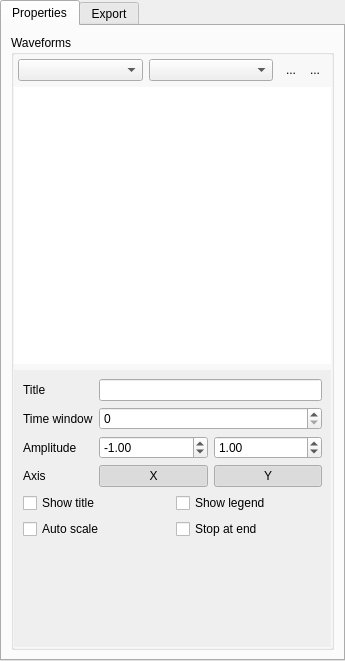
Above: private/plotsettings.ui from QkThings/qkwidget before the change. Below: the same form after it.
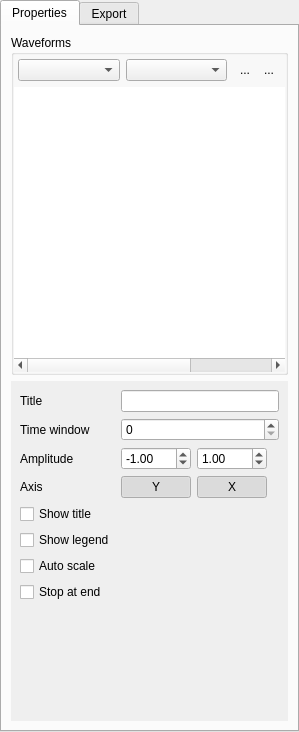
That is the form after the change. Icons and pictures are not drawn. Custom widgets are drawn as their Qt base class.

Diff of the .ui file:
```diff
--- a/private/plotsettings.ui
+++ b/private/plotsettings.ui
@@ -6,8 +6,8 @@
    <rect>
     <x>0</x>
     <y>0</y>
-    <width>345</width>
-    <height>661</height>
+    <width>299</width>
+    <height>732</height>
    </rect>
   </property>
   <property name="windowTitle">
@@ -162,6 +162,9 @@
             <column/>
            </widget>
           </item>
+         </layout>
+        </widget>
+       </item>
           <item>
            <widget class="QScrollArea" name="scrollArea">
             <property name="frameShape">
@@ -178,13 +181,14 @@
               <rect>
                <x>0</x>
                <y>0</y>
-               <width>317</width>
-               <height>274</height>
-              </rect>
-             </property>
-             <layout class="QVBoxLayout" name="verticalLayout_5">
-              <item>
+            <width>277</width>
+            <height>339</height>
+           </rect>
+          </property>
                <layout class="QFormLayout" name="formLayout">
+           <property name="fieldGrowthPolicy">
+            <enum>QFormLayout::AllNonFixedFieldsGrow</enum>
+           </property>
                 <item row="0" column="0">
                  <widget class="QLabel" name="labelTitle">
                   <property name="text">
@@ -203,18 +207,14 @@
                  </widget>
                 </item>
                 <item row="1" column="1">
-                 <layout class="QHBoxLayout" name="horizontalLayout_6">
-                  <item>
                    <widget class="QSpinBox" name="spinTimeWindow">
-                    <property name="sizePolicy">
-                     <sizepolicy hsizetype="Expanding" vsizetype="Fixed">
-                      <horstretch>0</horstretch>
-                      <verstretch>0</verstretch>
-                     </sizepolicy>
-                    </property>
-                   </widget>
-                  </item>
-                 </layout>
+             <property name="baseSize">
+              <size>
+               <width>80</width>
+               <height>0</height>
+              </size>
+             </property>
+            </widget>
                 </item>
                 <item row="2" column="0">
                  <widget class="QLabel" name="label_5">
@@ -233,6 +233,12 @@
                       <verstretch>0</verstretch>
                      </sizepolicy>
                     </property>
+               <property name="maximumSize">
+                <size>
+                 <width>70</width>
+                 <height>16777215</height>
+                </size>
+               </property>
                     <property name="decimals">
                      <number>2</number>
                     </property>
@@ -258,6 +264,12 @@
                       <verstretch>0</verstretch>
                      </sizepolicy>
                     </property>
+               <property name="maximumSize">
+                <size>
+                 <width>70</width>
+                 <height>16777215</height>
+                </size>
+               </property>
                     <property name="decimals">
                      <number>2</number>
                     </property>
@@ -287,20 +299,13 @@
                 <item row="3" column="1">
                  <layout class="QHBoxLayout" name="horizontalLayout_9">
                   <item>
-                   <widget class="QPushButton" name="pushButton">
-                    <property name="text">
-                     <string>X</string>
-                    </property>
-                    <property name="checkable">
-                     <bool>true</bool>
-                    </property>
-                    <property name="checked">
-                     <bool>true</bool>
-                    </property>
-                   </widget>
-                  </item>
-                  <item>
-                   <widget class="QPushButton" name="pushButton_2">
+              <widget class="QPushButton" name="buttonShowY">
+               <property name="maximumSize">
+                <size>
+                 <width>70</width>
+                 <height>16777215</height>
+                </size>
+               </property>
                     <property name="text">
                      <string>Y</string>
                     </property>
@@ -312,34 +317,49 @@
                     </property>
                    </widget>
                   </item>
-                 </layout>
-                </item>
-               </layout>
-              </item>
               <item>
-               <layout class="QGridLayout" name="gridLayout">
-                <item row="0" column="0">
+              <widget class="QPushButton" name="buttonShowX">
+               <property name="maximumSize">
+                <size>
+                 <width>70</width>
+                 <height>16777215</height>
+                </size>
+               </property>
+               <property name="text">
+                <string>X</string>
+               </property>
+               <property name="checkable">
+                <bool>true</bool>
+               </property>
+               <property name="checked">
+                <bool>true</bool>
+               </property>
+              </widget>
+             </item>
+            </layout>
+           </item>
+           <item row="4" column="0">
                  <widget class="QCheckBox" name="checkShowTitle">
                   <property name="text">
                    <string>Show title</string>
                   </property>
                  </widget>
                 </item>
-                <item row="0" column="1">
+           <item row="5" column="0">
                  <widget class="QCheckBox" name="checkShowLegend">
                   <property name="text">
                    <string>Show legend</string>
                   </property>
                  </widget>
                 </item>
-                <item row="1" column="0">
+           <item row="6" column="0">
                  <widget class="QCheckBox" name="checkAutoscale">
                   <property name="text">
                    <string>Auto scale</string>
                   </property>
                  </widget>
                 </item>
-                <item row="1" column="1">
+           <item row="7" column="0">
                  <widget class="QCheckBox" name="checkStopAtEnd">
                   <property name="text">
                    <string>Stop at end</string>
@@ -347,25 +367,7 @@
                  </widget>
                 </item>
                </layout>
-              </item>
-              <item>
-               <spacer name="verticalSpacer">
-                <property name="orientation">
-                 <enum>Qt::Vertical</enum>
-                </property>
-                <property name="sizeHint" stdset="0">
-                 <size>
-                  <width>0</width>
-                  <height>23</height>
-                 </size>
-                </property>
-               </spacer>
-              </item>
-             </layout>
-            </widget>
-           </widget>
-          </item>
-         </layout>
+         </widget>
         </widget>
        </item>
       </layout>
```
Lines whose indentation alone changed are shown as unchanged.
